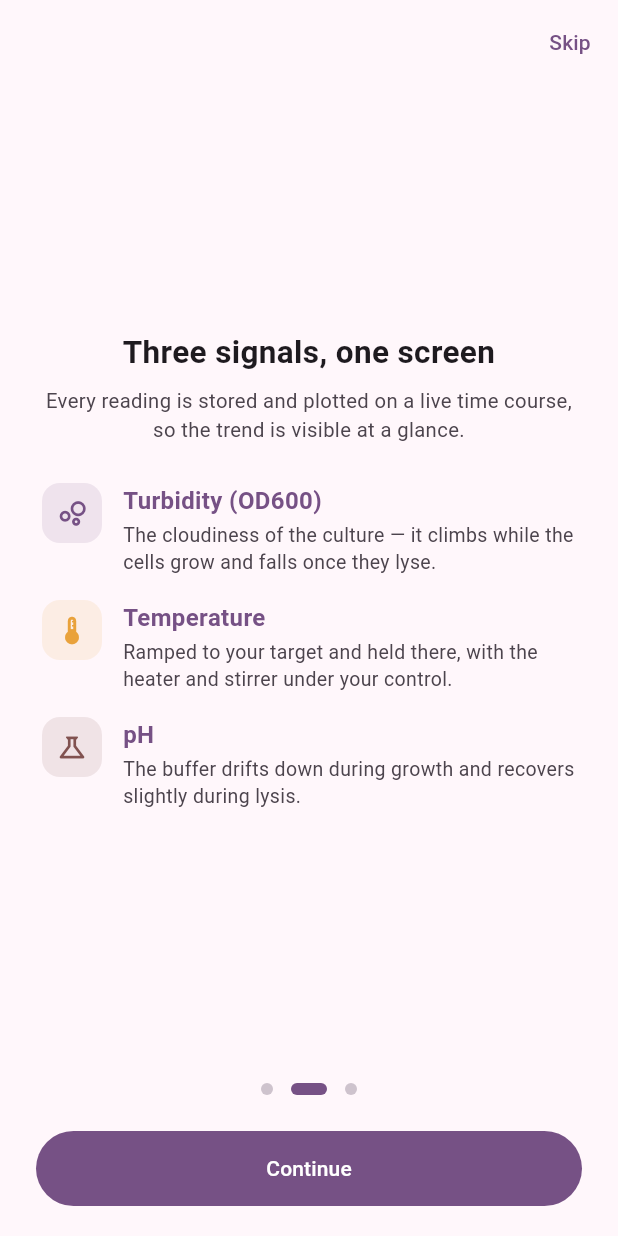
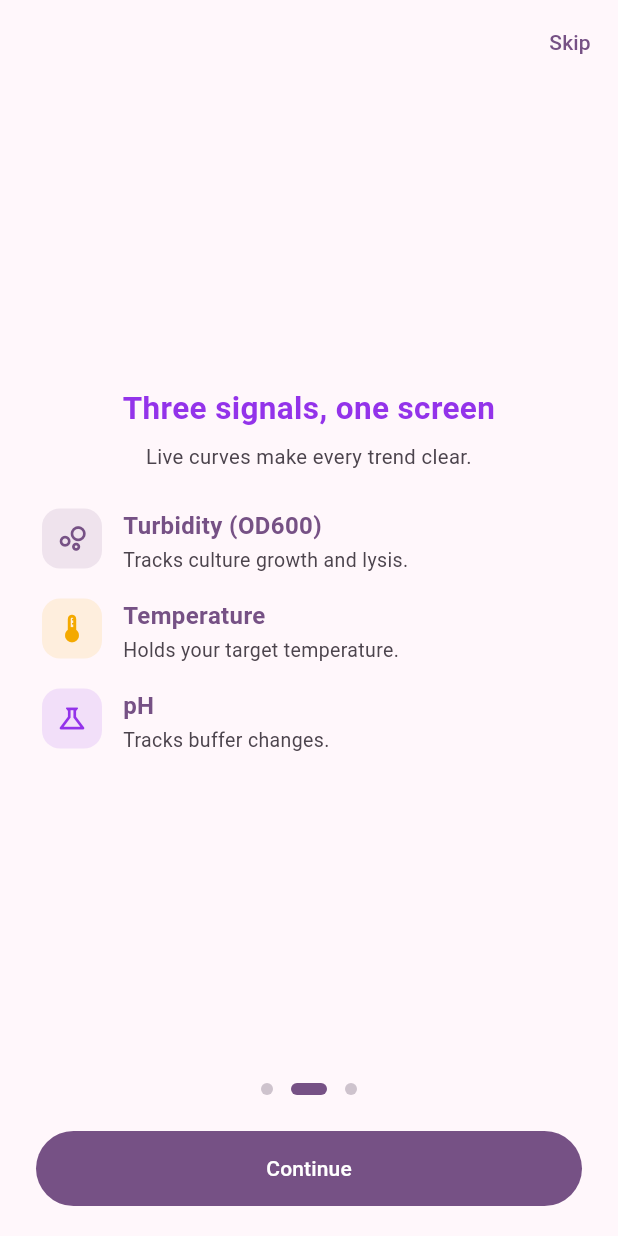
Before and after one commit to Eddie-Duan/igem-fermenter, a Flutter app: the screen it shows after launch, swiped to page 2, on a phone screen of 412 x 824 dp. Run offline on Flutter 3.47's test engine with Material 3 defaults, Android fonts, the phone set to English and light mode, and no system bars; our stand-ins replace share_plus, shared_preferences, sqflite; missing offline and left inert: flutter_reactive_ble; accounts and stored records are empty.

Commit message:
fix: Update onboarding text for clarity and adjust theme colors for consistency

```diff
--- a/mobile_app/lib/pages/onboarding_page.dart
+++ b/mobile_app/lib/pages/onboarding_page.dart
@@ -131,20 +131,19 @@ class _OnboardingPageState extends State<OnboardingPage> {
           textAlign: TextAlign.center,
           style: TextStyle(fontSize: 26, fontWeight: FontWeight.bold)),
       const SizedBox(height: 10),
-      Text('From inoculation to harvest, without the guesswork.',
+      Text('From inoculation to harvest — made simple.',
           textAlign: TextAlign.center,
           style: TextStyle(
-              fontSize: 15.5,
+              fontSize: 14.5,
               height: 1.3,
               fontWeight: FontWeight.w600,
               color: scheme.primary)),
       const SizedBox(height: 14),
       Text(
-        'Temperature, pH and turbidity in one place — with a clear signal '
-        'the moment the culture is ready to harvest.',
+        'Track key signals. Know when to harvest.',
         textAlign: TextAlign.center,
         style: TextStyle(
-            fontSize: 14, height: 1.4, color: scheme.onSurfaceVariant),
+            fontSize: 13.5, height: 1.35, color: scheme.onSurfaceVariant),
       ),
       const SizedBox(height: 18),
       Center(
@@ -155,7 +154,7 @@ class _OnboardingPageState extends State<OnboardingPage> {
             borderRadius: BorderRadius.circular(20),
           ),
           child: Text(
-            'No hardware needed — start with the built-in sample data.',
+            'No hardware needed. Try sample data.',
             textAlign: TextAlign.center,
             style: TextStyle(
                 fontSize: 12,
@@ -170,35 +169,31 @@ class _OnboardingPageState extends State<OnboardingPage> {
   Widget _signalsSlide() {
     final scheme = Theme.of(context).colorScheme;
     return _pageShell([
-      _slideTitle('Three signals, one screen'),
+      _slideTitle('Three signals, one screen', scheme.tertiary),
       const SizedBox(height: 8),
       Text(
-        'Every reading is stored and plotted on a live time course, so the '
-        'trend is visible at a glance.',
+        'Live curves make every trend clear.',
         textAlign: TextAlign.center,
         style: TextStyle(
-            fontSize: 13.5, height: 1.4, color: scheme.onSurfaceVariant),
+            fontSize: 13.5, height: 1.35, color: scheme.onSurfaceVariant),
       ),
       const SizedBox(height: 18),
       FeatureRow(
         icon: Icons.bubble_chart_outlined,
         title: 'Turbidity (OD600)',
-        body: 'The cloudiness of the culture — it climbs while the cells '
-            'grow and falls once they lyse.',
+        body: 'Tracks culture growth and lysis.',
         color: scheme.primary,
       ),
       FeatureRow(
         icon: Icons.thermostat_outlined,
         title: 'Temperature',
-        body: 'Ramped to your target and held there, with the heater and '
-            'stirrer under your control.',
+        body: 'Holds your target temperature.',
         color: scheme.secondary,
       ),
       FeatureRow(
         icon: Icons.science_outlined,
         title: 'pH',
-        body: 'The buffer drifts down during growth and recovers slightly '
-            'during lysis.',
+        body: 'Tracks buffer changes.',
         color: scheme.tertiary,
       ),
     ]);
@@ -209,15 +204,13 @@ class _OnboardingPageState extends State<OnboardingPage> {
     return _pageShell([
       const _HarvestCurvePreview(),
       const SizedBox(height: 22),
-      _slideTitle('Harvest on signal'),
+      _slideTitle('Harvest on signal', scheme.tertiary),
       const SizedBox(height: 8),
       Text(
-        'Turbidity rises during growth, plateaus, then falls sharply as the '
-        'cells lyse. The app watches for that sustained fall and alerts you — '
-        'that is the harvest window.',
+        'Get alerted when turbidity signals harvest.',
         textAlign: TextAlign.center,
         style: TextStyle(
-            fontSize: 13.5, height: 1.4, color: scheme.onSurfaceVariant),
+            fontSize: 13.5, height: 1.35, color: scheme.onSurfaceVariant),
       ),
       const SizedBox(height: 16),
       Wrap(
@@ -255,9 +248,10 @@ class _OnboardingPageState extends State<OnboardingPage> {
         },
       );
 
-  Widget _slideTitle(String text) => Text(text,
+  Widget _slideTitle(String text, Color color) => Text(text,
       textAlign: TextAlign.center,
-      style: const TextStyle(fontSize: 21, fontWeight: FontWeight.bold));
+      style: TextStyle(
+          fontSize: 21, fontWeight: FontWeight.bold, color: color));
 
   Widget _logoBadge(ColorScheme scheme) => Container(
         padding: const EdgeInsets.all(22),
--- a/mobile_app/lib/theme/app_theme.dart
+++ b/mobile_app/lib/theme/app_theme.dart
@@ -2,7 +2,8 @@ import 'package:flutter/material.dart';
 
 /// 品牌主色为淡紫，黄橙色用于次要强调。
 const _brandPurple = Color(0xff765185);
-const _accentOrange = Color(0xffe9a23b);
+const _accentOrange = Color(0xfff4a900);
+const _accentViolet = Color(0xff9333ea);
 
 /// App 主题。只在 `main.dart` 里装配，页面不要再写死颜色。
 ///
@@ -12,6 +13,7 @@ ThemeData buildAppTheme() {
     seedColor: _brandPurple,
     primary: _brandPurple,
     secondary: _accentOrange,
+    tertiary: _accentViolet,
     brightness: Brightness.light,
   );
   return ThemeData(
```
Also changed, not shown: 2 other files.
